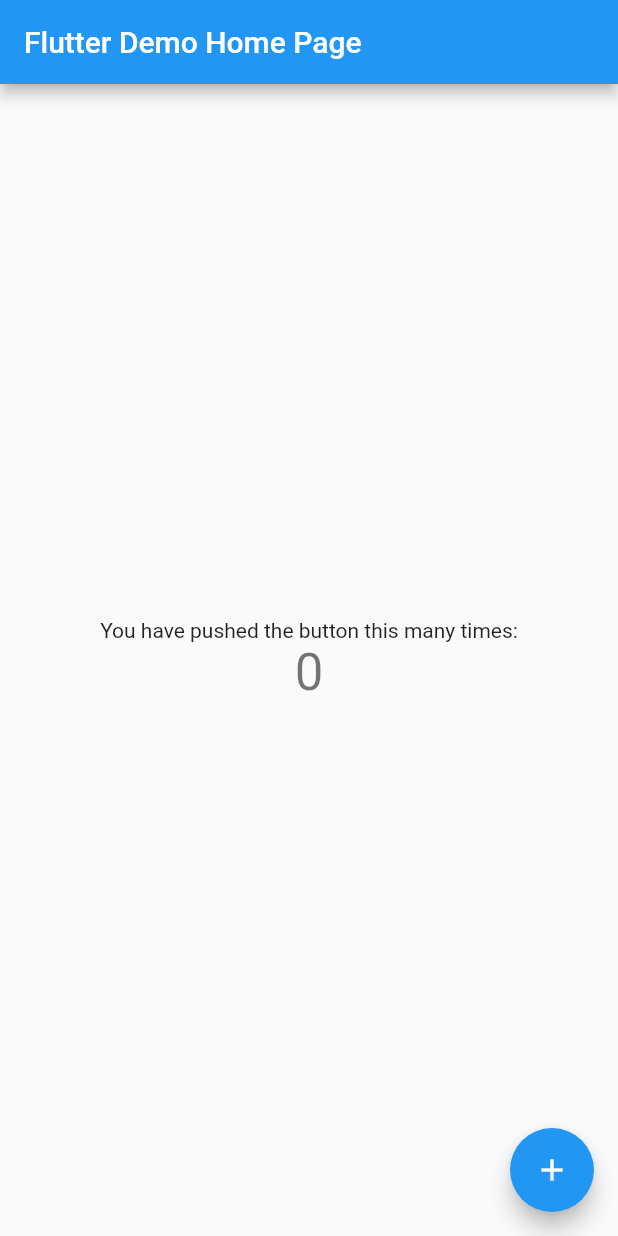
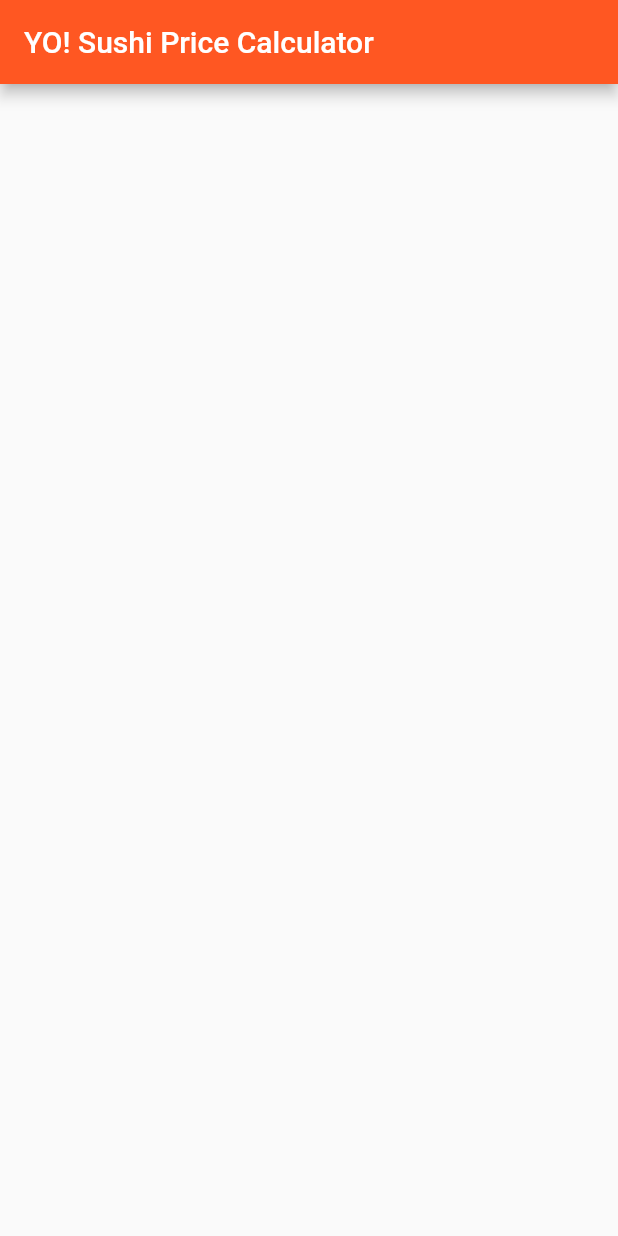
Before and after one commit to wrussell1999/yo-sushi-price-calculator-flutter, a Flutter app: the screen it shows after launch, on a phone screen of 412 x 824 dp. Run offline on Flutter 3.47's test engine with Material 2 defaults, Android fonts, the phone set to English and light mode, and no system bars.

Commit message:
Updated styles
Colour and title matched

```diff
--- a/lib/main.dart
+++ b/lib/main.dart
@@ -3,24 +3,17 @@ import 'package:flutter/material.dart';
 void main() => runApp(MyApp());
 
 class MyApp extends StatelessWidget {
-  // This widget is the root of your application.
   @override
   Widget build(BuildContext context) {
     return MaterialApp(
-      title: 'Flutter Demo',
+      title: 'YO! Sushi Price Calculator',
       theme: ThemeData(
-        // This is the theme of your application.
-        //
-        // Try running your application with "flutter run". You'll see the
-        // application has a blue toolbar. Then, without quitting the app, try
-        // changing the primarySwatch below to Colors.green and then invoke
-        // "hot reload" (press "r" in the console where you ran "flutter run",
-        // or simply save your changes to "hot reload" in a Flutter IDE).
-        // Notice that the counter didn't reset back to zero; the application
-        // is not restarted.
-        primarySwatch: Colors.blue,
+        primarySwatch: Colors.deepOrange,
+        primaryTextTheme: TextTheme(
+          title: TextStyle(color: Colors.white)
+        )
       ),
-      home: MyHomePage(title: 'Flutter Demo Home Page'),
+      home: MyHomePage(title: 'YO! Sushi Price Calculator'),
     );
   }
 }
@@ -91,21 +84,9 @@ class _MyHomePageState extends State<MyHomePage> {
           // horizontal).
           mainAxisAlignment: MainAxisAlignment.center,
           children: <Widget>[
-            Text(
-              'You have pushed the button this many times:',
-            ),
-            Text(
-              '$_counter',
-              style: Theme.of(context).textTheme.display1,
-            ),
           ],
         ),
       ),
-      floatingActionButton: FloatingActionButton(
-        onPressed: _incrementCounter,
-        tooltip: 'Increment',
-        child: Icon(Icons.add),
-      ), // This trailing comma makes auto-formatting nicer for build methods.
     );
   }
 }
```
